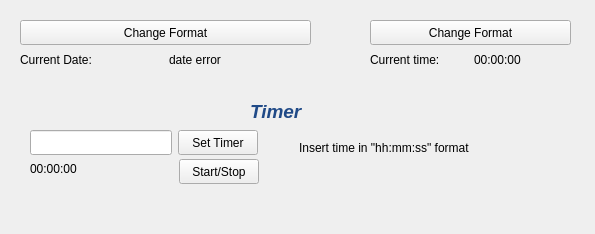
First picture: the form in mainwindow.ui, repository Gio-Formichella/Elaborato, before the edit.
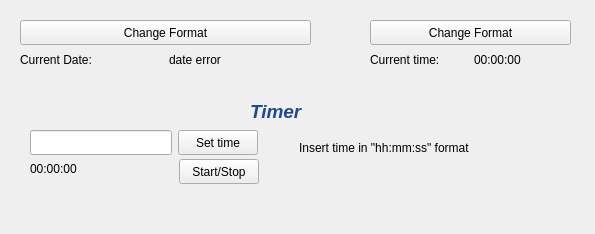
Second picture: the form after the edit.

Commit message: renamed button

Patch:
```diff
--- a/mainwindow.ui
+++ b/mainwindow.ui
@@ -164,7 +164,7 @@
      </rect>
     </property>
     <property name="text">
-     <string>Set Timer</string>
+     <string>Set time</string>
     </property>
    </widget>
   </widget>
```
